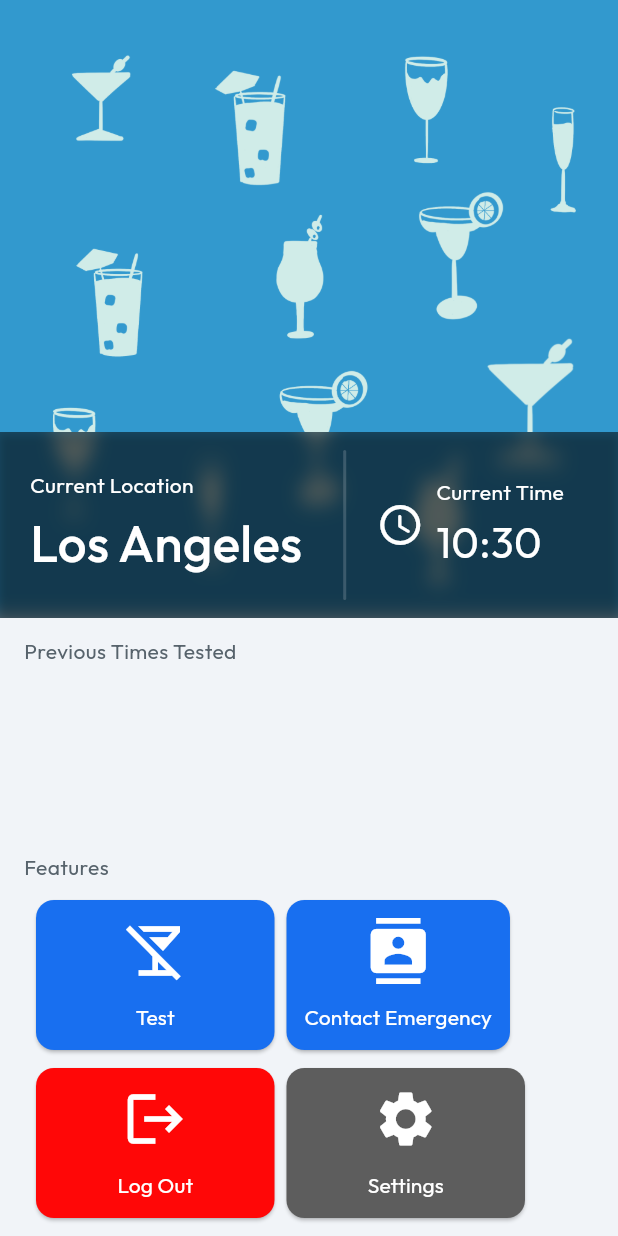
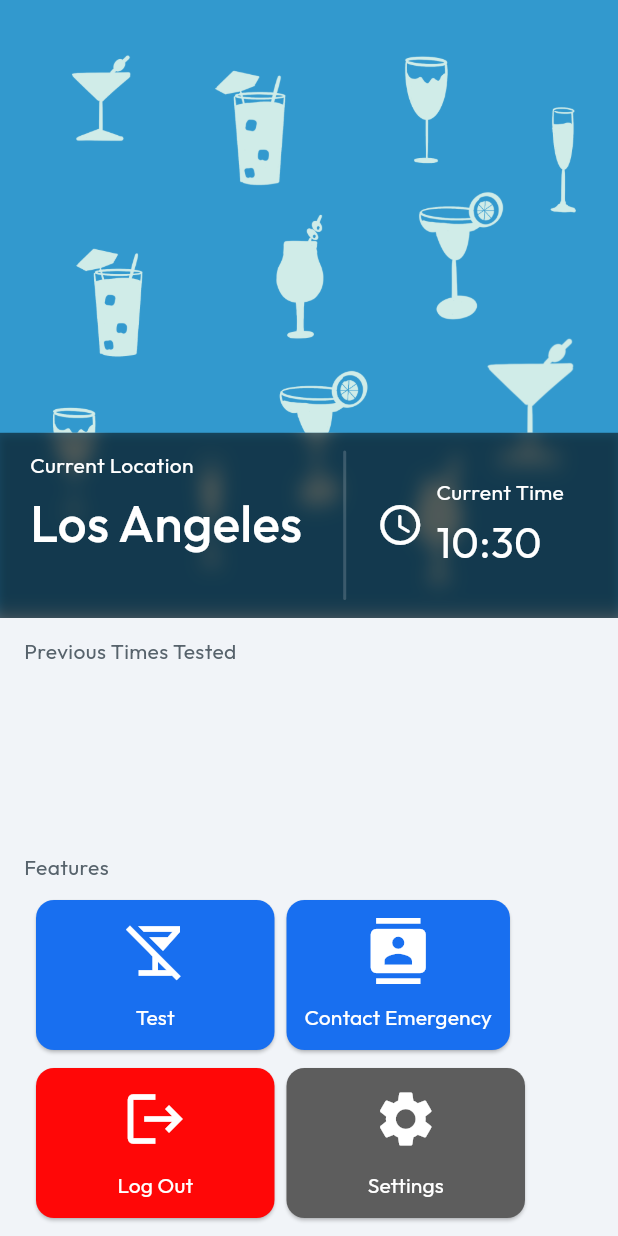
Before and after one commit to a-a-ronli/soberguardian, a Flutter app: the HomePageWidget screen opened by its route, on a phone screen of 412 x 824 dp. Run offline on Flutter 3.47's test engine with Material 3 defaults, Android fonts, the phone set to English and light mode, and no system bars; drawn by our look-alikes of auto_size_text; our stand-ins replace camera, cloud_functions, firebase_auth, firebase_core, firebase_database, firebase_messaging and 7 more; missing offline and left inert: map_launcher; accounts and stored records are empty; generated files the repository leaves out were written again; statements that could not run were skipped.

Commit message:
UI Scale Fix Patch

```diff
--- a/soberguardianflutter/lib/screens/home.dart
+++ b/soberguardianflutter/lib/screens/home.dart
@@ -180,8 +180,8 @@ class _HomePageWidgetState extends State<HomePageWidget> {
                     crossAxisAlignment: CrossAxisAlignment.end,
                     children: [
                       Padding(
-                        padding: const EdgeInsetsDirectional.fromSTEB(
-                            24, 70, 24, 44),
+                        padding:
+                            const EdgeInsetsDirectional.fromSTEB(24, 35, 24, 0),
                         child: Stack(children: [
                           // Column(
                           //   mainAxisSize: MainAxisSize.max,
@@ -235,6 +235,7 @@ class _HomePageWidgetState extends State<HomePageWidget> {
                           ),
                           child: Container(
                             width: double.infinity,
+                            height: SizeConfig.blockSizeVertical! * 15,
                             decoration: const BoxDecoration(
                               color: Color(0x87000000),
                               boxShadow: [
@@ -275,10 +276,11 @@ class _HomePageWidgetState extends State<HomePageWidget> {
                                         Padding(
                                           padding: const EdgeInsetsDirectional
                                               .fromSTEB(8, 0, 0, 0),
-                                          child: Text(
+                                          child: AutoSizeText(
                                             (city != null)
                                                 ? city!
                                                 : "Los Angeles",
+                                            maxLines: 1,
                                             style: const TextStyle(
                                               fontFamily: 'Outfit',
                                               color: Colors.white,
@@ -388,9 +390,11 @@ class _HomePageWidgetState extends State<HomePageWidget> {
                 ),
               ),
             ),
-            Column(
-              mainAxisSize: MainAxisSize.max,
-              crossAxisAlignment: CrossAxisAlignment.start,
+            SizedBox(
+              height: SizeConfig.blockSizeVertical! * 50,
+              child: ListView(
+                // mainAxisSize: MainAxisSize.max,
+                // crossAxisAlignment: CrossAxisAlignment.start,
                 children: [
                   const Padding(
                     padding: EdgeInsetsDirectional.fromSTEB(16, 12, 0, 0),
@@ -632,6 +636,7 @@ class _HomePageWidgetState extends State<HomePageWidget> {
                   ),
                 ],
               ),
+            ),
           ],
         ),
       ),
@@ -650,8 +655,8 @@ class TestEntry extends StatelessWidget {
     return Padding(
       padding: const EdgeInsetsDirectional.fromSTEB(0, 8, 8, 8),
       child: Container(
-        width: 160,
-        height: 100,
+        width: SizeConfig.blockSizeHorizontal! * 37,
+        height: SizeConfig.blockSizeVertical! * 10,
         decoration: BoxDecoration(
           color: Colors.white,
           boxShadow: const [
@@ -670,8 +675,9 @@ class TestEntry extends StatelessWidget {
             mainAxisAlignment: MainAxisAlignment.center,
             crossAxisAlignment: CrossAxisAlignment.start,
             children: [
-              Text(
+              AutoSizeText(
                 DateFormat('hh:mm a').format(parsedDateTime),
+                maxLines: 1,
                 style: const TextStyle(
                   fontFamily: 'Outfit',
                   color: Color(0xFF14181B),
@@ -679,8 +685,9 @@ class TestEntry extends StatelessWidget {
                   fontWeight: FontWeight.normal,
                 ),
               ),
-              Text(
+              AutoSizeText(
                 'Confidence: ${test["confidence"]}%',
+                maxLines: 1,
                 style: const TextStyle(
                   fontFamily: 'Outfit',
                   color: Color(0xFF57636C),
```
Also changed, not shown: soberguardianflutter/lib/screens/emergency.dart (+25 -9 lines), soberguardianflutter/lib/shared/colors_reference.dart (+4 -5 lines), 3 other files. Lines whose indentation alone changed are shown as unchanged.
